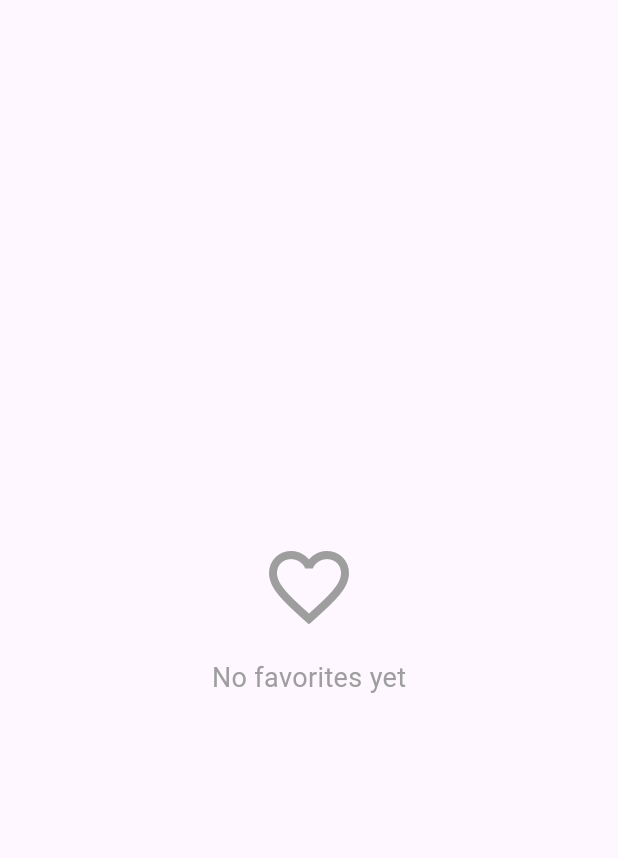
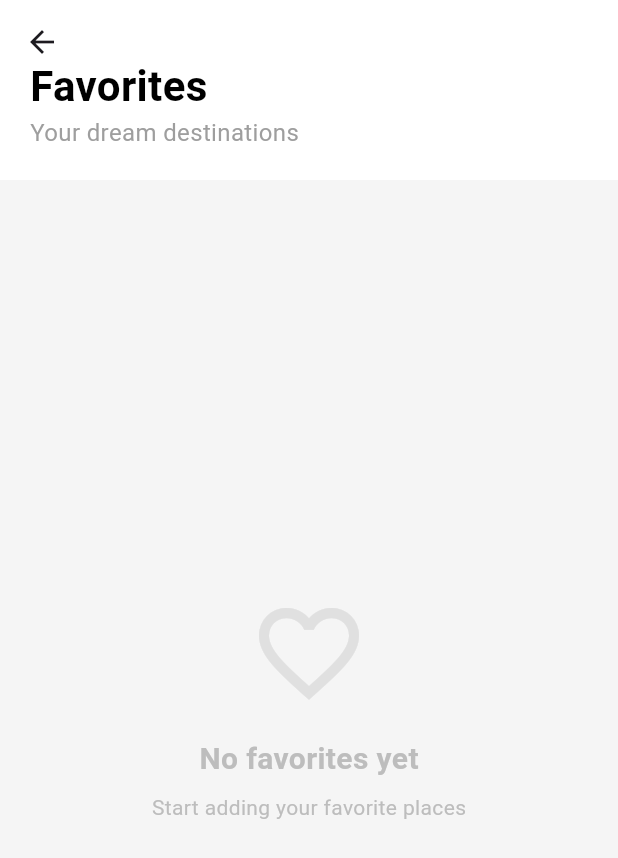
Before and after one commit to jamalihassan0307/Flutter-Travel-App, a Flutter app: the FavoritesPage screen opened directly, on a phone screen of 412 x 824 dp. Shown: the top 858 px of the screen. Run offline on Flutter 3.47's test engine with Material 3 defaults, Android fonts, the phone set to English and light mode, and no system bars; our stand-ins replace flutter_svg.

Commit message:
favpraites page

```diff
--- a/lib/pages/favorites_page.dart
+++ b/lib/pages/favorites_page.dart
@@ -6,38 +6,113 @@ import 'package:uidesign08/widgets/hotel_card.dart';
 class FavoritesPage extends StatelessWidget {
   @override
   Widget build(BuildContext context) {
-    return Consumer<FavoritesProvider>(
+    return Scaffold(
+      backgroundColor: Colors.grey[100],
+      body: SafeArea(
+        child: CustomScrollView(
+          slivers: [
+            SliverAppBar(
+              floating: true,
+              backgroundColor: Colors.white,
+              elevation: 0,
+              expandedHeight: 120,
+              flexibleSpace: FlexibleSpaceBar(
+                background: Container(
+                  color: Colors.white,
+                  padding: EdgeInsets.all(20),
+                  child: Column(
+                    crossAxisAlignment: CrossAxisAlignment.start,
+                    mainAxisAlignment: MainAxisAlignment.end,
+                    children: [
+                      Text(
+                        'Favorites',
+                        style: TextStyle(
+                          color: Colors.black,
+                          fontSize: 28,
+                          fontWeight: FontWeight.bold,
+                        ),
+                      ),
+                      Text(
+                        'Your dream destinations',
+                        style: TextStyle(
+                          color: Colors.grey,
+                          fontSize: 16,
+                        ),
+                      ),
+                    ],
+                  ),
+                ),
+              ),
+            ),
+            Consumer<FavoritesProvider>(
               builder: (context, favoritesProvider, child) {
                 final favorites = favoritesProvider.favorites;
 
                 if (favorites.isEmpty) {
-          return Center(
+                  return SliverFillRemaining(
+                    child: Center(
                       child: Column(
                         mainAxisAlignment: MainAxisAlignment.center,
                         children: [
-                Icon(Icons.favorite_border, size: 64, color: Colors.grey),
+                          Icon(
+                            Icons.favorite_border,
+                            size: 80,
+                            color: Colors.grey.shade300,
+                          ),
                           SizedBox(height: 16),
                           Text(
                             'No favorites yet',
-                  style: TextStyle(fontSize: 18, color: Colors.grey),
+                            style: TextStyle(
+                              fontSize: 20,
+                              fontWeight: FontWeight.bold,
+                              color: Colors.grey.shade400,
+                            ),
+                          ),
+                          SizedBox(height: 8),
+                          Text(
+                            'Start adding your favorite places',
+                            style: TextStyle(
+                              color: Colors.grey.shade400,
+                            ),
                           ),
                         ],
+                      ),
                     ),
                   );
                 }
 
-        return GridView.builder(
+                return SliverPadding(
                   padding: EdgeInsets.all(20),
+                  sliver: SliverGrid(
                     gridDelegate: SliverGridDelegateWithFixedCrossAxisCount(
                       crossAxisCount: 2,
                       childAspectRatio: 0.7,
                       crossAxisSpacing: 20,
                       mainAxisSpacing: 20,
                     ),
-          itemCount: favorites.length,
-          itemBuilder: (context, index) => HotelCard(item: favorites[index]),
+                    delegate: SliverChildBuilderDelegate(
+                      (context, index) => HotelCard(
+                        item: favorites[index],
+                        onTap: () => _showBookingBottomSheet(context, favorites[index]),
+                      ),
+                      childCount: favorites.length,
+                    ),
+                  ),
                 );
               },
+            ),
+          ],
+        ),
+      ),
+    );
+  }
+
+  void _showBookingBottomSheet(BuildContext context, Item hotel) {
+    showModalBottomSheet(
+      context: context,
+      isScrollControlled: true,
+      backgroundColor: Colors.transparent,
+      builder: (context) => BookingBottomSheet(hotel: hotel),
     );
   }
 }
```
Lines whose indentation alone changed are shown as unchanged.
